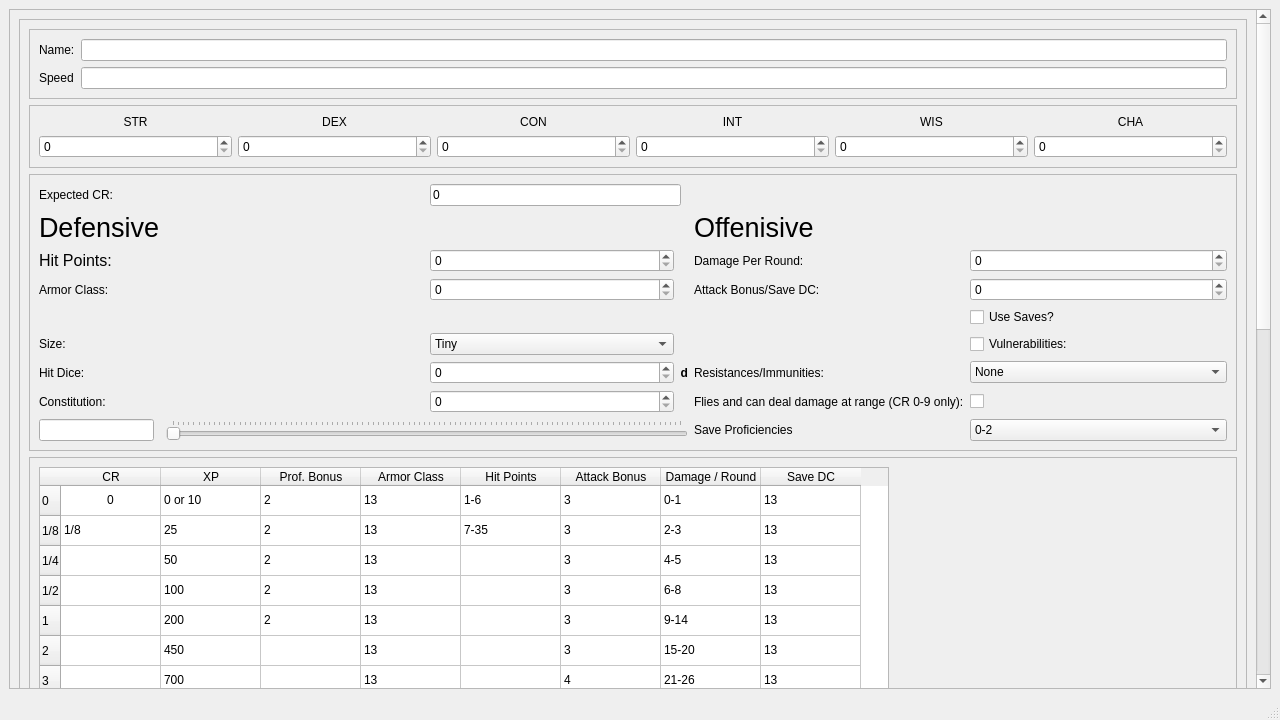
First picture: the form in UI/mainScreen.ui, repository TheNephalian/Senior-Project, before the edit.
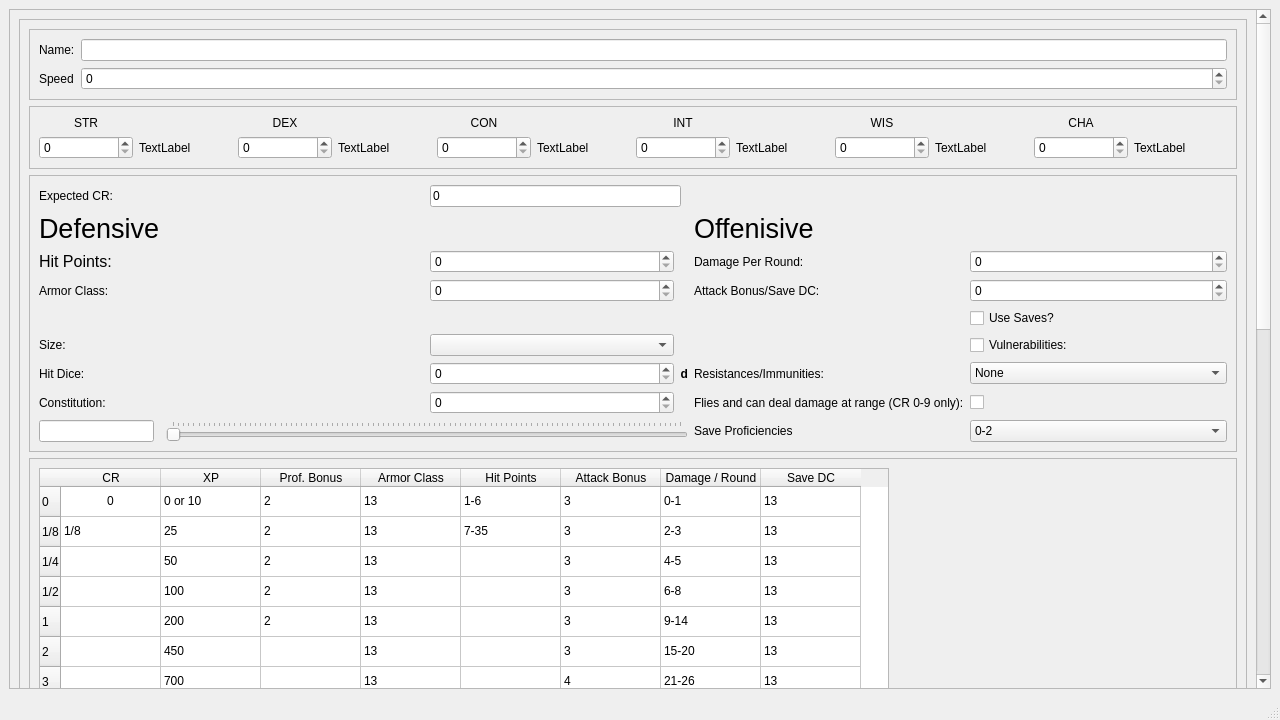
Second picture: the form after the edit.

Commit message: linked things up to their proper functions

The edit to the form file:
```diff
--- a/UI/mainScreen.ui
+++ b/UI/mainScreen.ui
@@ -87,7 +87,7 @@
                </widget>
               </item>
               <item row="1" column="1">
-               <widget class="QLineEdit" name="speedLineEdit"/>
+               <widget class="QSpinBox" name="SpeedSpinBox"/>
               </item>
              </layout>
             </widget>
@@ -107,27 +107,7 @@
               <enum>QFrame::Raised</enum>
              </property>
              <layout class="QGridLayout" name="gridLayout_4">
-              <item row="0" column="3">
-               <widget class="QLabel" name="label_19">
-                <property name="text">
-                 <string>INT</string>
-                </property>
-                <property name="alignment">
-                 <set>Qt::AlignCenter</set>
-                </property>
-               </widget>
-              </item>
-              <item row="0" column="0">
-               <widget class="QLabel" name="label_16">
-                <property name="text">
-                 <string>STR</string>
-                </property>
-                <property name="alignment">
-                 <set>Qt::AlignCenter</set>
-                </property>
-               </widget>
-              </item>
-              <item row="0" column="1">
+              <item row="0" column="2">
                <widget class="QLabel" name="label_17">
                 <property name="text">
                  <string>DEX</string>
@@ -137,7 +117,13 @@
                 </property>
                </widget>
               </item>
-              <item row="0" column="5">
+              <item row="1" column="2">
+               <widget class="QSpinBox" name="dexSpinBox"/>
+              </item>
+              <item row="1" column="4">
+               <widget class="QSpinBox" name="conSpinBox"/>
+              </item>
+              <item row="0" column="10">
                <widget class="QLabel" name="label_21">
                 <property name="text">
                  <string>CHA</string>
@@ -147,7 +133,7 @@
                 </property>
                </widget>
               </item>
-              <item row="0" column="4">
+              <item row="0" column="8">
                <widget class="QLabel" name="label_20">
                 <property name="text">
                  <string>WIS</string>
@@ -157,7 +143,7 @@
                 </property>
                </widget>
               </item>
-              <item row="0" column="2">
+              <item row="0" column="4">
                <widget class="QLabel" name="label_18">
                 <property name="text">
                  <string>CON</string>
@@ -171,24 +157,80 @@
                <widget class="QSpinBox" name="strSpinBox"/>
               </item>
               <item row="1" column="1">
-               <widget class="QSpinBox" name="dexSpinBox"/>
+               <widget class="QLabel" name="label_22">
+                <property name="text">
+                 <string>TextLabel</string>
+                </property>
+               </widget>
               </item>
-              <item row="1" column="2">
-               <widget class="QSpinBox" name="conSpinBox"/>
+              <item row="0" column="6">
+               <widget class="QLabel" name="label_19">
+                <property name="text">
+                 <string>INT</string>
+                </property>
+                <property name="alignment">
+                 <set>Qt::AlignCenter</set>
+                </property>
+               </widget>
+              </item>
+              <item row="1" column="8">
+               <widget class="QSpinBox" name="wisSpinBox"/>
               </item>
               <item row="1" column="3">
+               <widget class="QLabel" name="label_23">
+                <property name="text">
+                 <string>TextLabel</string>
+                </property>
+               </widget>
+              </item>
+              <item row="1" column="5">
+               <widget class="QLabel" name="label_24">
+                <property name="text">
+                 <string>TextLabel</string>
+                </property>
+               </widget>
+              </item>
+              <item row="0" column="0">
+               <widget class="QLabel" name="label_16">
+                <property name="text">
+                 <string>STR</string>
+                </property>
+                <property name="alignment">
+                 <set>Qt::AlignCenter</set>
+                </property>
+               </widget>
+              </item>
+              <item row="1" column="7">
+               <widget class="QLabel" name="label_25">
+                <property name="text">
+                 <string>TextLabel</string>
+                </property>
+               </widget>
+              </item>
+              <item row="1" column="6">
                <widget class="QSpinBox" name="intSpinBox"/>
               </item>
-              <item row="1" column="4">
-               <widget class="QSpinBox" name="wisSpinBox"/>
-              </item>
-              <item row="1" column="5">
+              <item row="1" column="10">
                <widget class="QSpinBox" name="chaSpinBox">
                 <property name="maximum">
                  <number>30</number>
                 </property>
                </widget>
               </item>
+              <item row="1" column="9">
+               <widget class="QLabel" name="label_26">
+                <property name="text">
+                 <string>TextLabel</string>
+                </property>
+               </widget>
+              </item>
+              <item row="1" column="11">
+               <widget class="QLabel" name="label_27">
+                <property name="text">
+                 <string>TextLabel</string>
+                </property>
+               </widget>
+              </item>
              </layout>
             </widget>
            </item>
@@ -336,6 +378,11 @@
               </item>
               <item row="8" column="2">
                <widget class="QComboBox" name="sizeComboBox">
+                <item>
+                 <property name="text">
+                  <string/>
+                 </property>
+                </item>
                 <item>
                  <property name="text">
                   <string>Tiny</string>
```
Left out of the diff: 40 changed lines with no effect on the pictures. The commit also changes 1 other file.
